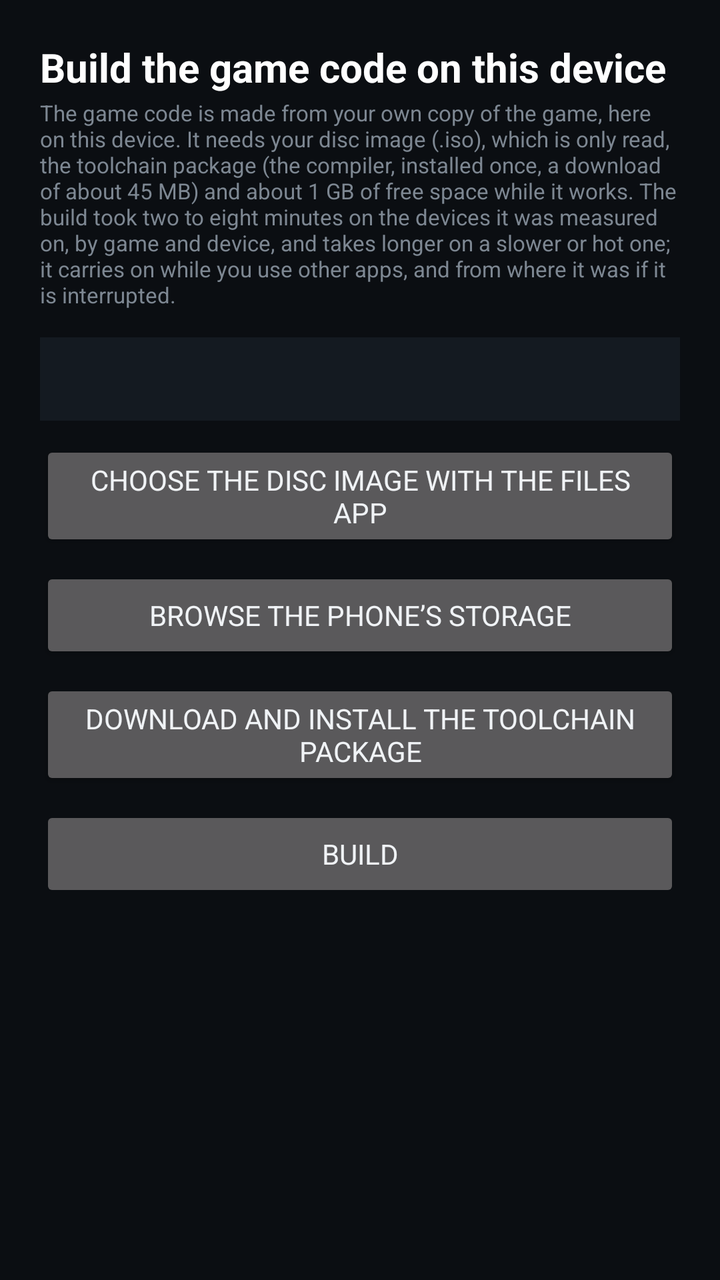
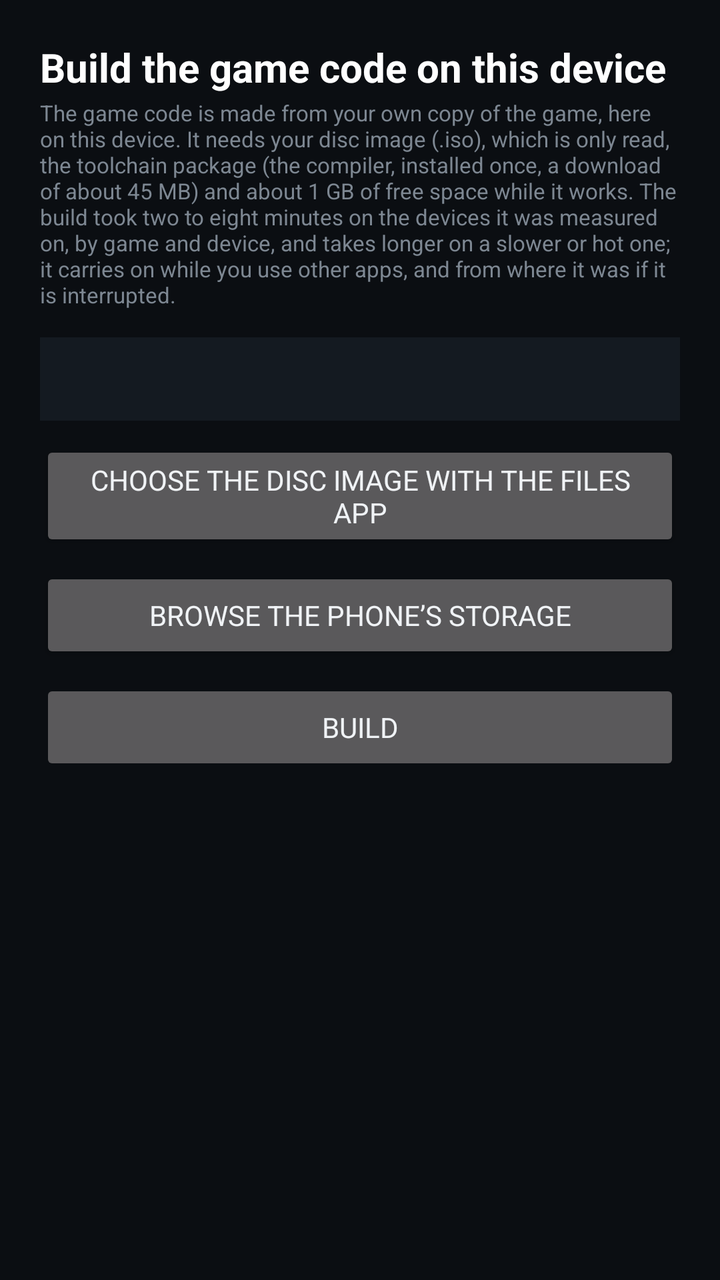

Screens rendered from an Android XML layout before and after an edit, with the pre-edit source and the edit as a unified diff.
<!-- AndroidManifest.xml: application theme Theme.MW2 -->
<!-- res/layout/activity_build.xml -->
<?xml version="1.0" encoding="utf-8"?>
<ScrollView xmlns:android="http://schemas.android.com/apk/res/android"
    android:layout_width="match_parent"
    android:layout_height="match_parent"
    android:fillViewport="true"
    android:background="#0B0E12">

    <LinearLayout
        android:layout_width="match_parent"
        android:layout_height="wrap_content"
        android:orientation="vertical"
        android:padding="20dp">

        <TextView
            android:layout_width="match_parent"
            android:layout_height="wrap_content"
            android:text="@string/build_title"
            android:textColor="#FFFFFF"
            android:textSize="20sp"
            android:textStyle="bold" />

        <TextView
            style="@style/SettingHint"
            android:layout_width="match_parent"
            android:layout_height="wrap_content"
            android:text="@string/build_hint" />

        <TextView
            android:id="@+id/status"
            android:layout_width="match_parent"
            android:layout_height="wrap_content"
            android:layout_marginTop="12dp"
            android:background="#141A21"
            android:padding="12dp"
            android:textColor="#C8D0D8"
            android:textSize="13sp" />

        <Button
            android:id="@+id/pick"
            android:layout_width="match_parent"
            android:layout_height="wrap_content"
            android:layout_marginTop="10dp"
            android:text="@string/build_pick_image" />

        <Button
            android:id="@+id/browse"
            android:layout_width="match_parent"
            android:layout_height="wrap_content"
            android:layout_marginTop="8dp"
            android:text="@string/choose_source" />

        <Button
            android:id="@+id/toolchain"
            android:layout_width="match_parent"
            android:layout_height="wrap_content"
            android:layout_marginTop="8dp"
            android:text="@string/build_get_toolchain" />

        <Button
            android:id="@+id/begin"
            android:layout_width="match_parent"
            android:layout_height="wrap_content"
            android:layout_marginTop="8dp"
            android:enabled="false"
            android:text="@string/build_begin" />

        <ProgressBar
            android:id="@+id/progress"
            style="?android:attr/progressBarStyleHorizontal"
            android:layout_width="match_parent"
            android:layout_height="wrap_content"
            android:layout_marginTop="14dp"
            android:visibility="gone" />

        <TextView
            android:id="@+id/progress_text"
            style="@style/SettingHint"
            android:layout_width="match_parent"
            android:layout_height="wrap_content" />

        <TextView
            android:id="@+id/warning"
            android:layout_width="match_parent"
            android:layout_height="wrap_content"
            android:layout_marginTop="10dp"
            android:text="@string/build_keep_charging"
            android:textColor="#F0A040"
            android:textSize="13sp"
            android:visibility="gone" />
    </LinearLayout>
</ScrollView>
<!-- resources referenced by this layout -->
<resources>
  <string name="build_begin">Build</string>
  <string name="build_get_toolchain">Download and install the toolchain package</string>
  <string name="build_hint">The game code is made from your own copy of the game, here on this device. It needs your disc image (.iso), which is only read, the toolchain package (the compiler, installed once, a download of about 45 MB) and about 1 GB of free space while it works. The build took two to eight minutes on the devices it was measured on, by game and device, and takes longer on a slower or hot one; it carries on while you use other apps, and from where it was if it is interrupted.</string>
  <string name="build_keep_charging">Connect the charger: the build uses every core for a long time and drains the battery quickly.</string>
  <string name="build_pick_image">Choose the disc image with the Files app</string>
  <string name="build_title">Build the game code on this device</string>
  <string name="choose_source">Browse the phone\u2019s storage</string>
  <style name="SettingHint">
          <item name="android:paddingTop">2dp</item>
          <item name="android:paddingBottom">2dp</item>
          <item name="android:textColor">#7D8792</item>
          <item name="android:textSize">11sp</item>
      </style>
  <style name="Theme.MW2" parent="Theme.AppCompat.NoActionBar">
          <item name="android:fontFamily">sans-serif</item>
          <item name="android:windowBackground">#0B0E12</item>
          <item name="colorPrimary">#1B2129</item>
          <item name="colorPrimaryDark">#0B0E12</item>
          <item name="colorAccent">#FF7A1A</item>
          <item name="android:textColorPrimary">#F0F3F6</item>
          <item name="android:textColorSecondary">#9AA5B1</item>
      </style>
</resources>

<!-- the commit's change to res/layout/activity_build.xml (unified diff, before → after) -->
@@ -50,13 +50,6 @@
             android:text="@string/choose_source" />
 
         <Button
-            android:id="@+id/toolchain"
-            android:layout_width="match_parent"
-            android:layout_height="wrap_content"
-            android:layout_marginTop="8dp"
-            android:text="@string/build_get_toolchain" />
-
-        <Button
             android:id="@+id/begin"
             android:layout_width="match_parent"
             android:layout_height="wrap_content"
<!-- resource entries referenced after the edit -->
@@ -1,7 +1,6 @@
 <!-- resources referenced by this layout -->
 <resources>
   <string name="build_begin">Build</string>
-  <string name="build_get_toolchain">Download and install the toolchain package</string>
   <string name="build_hint">The game code is made from your own copy of the game, here on this device. It needs your disc image (.iso), which is only read, the toolchain package (the compiler, installed once, a download of about 45 MB) and about 1 GB of free space while it works. The build took two to eight minutes on the devices it was measured on, by game and device, and takes longer on a slower or hot one; it carries on while you use other apps, and from where it was if it is interrupted.</string>
   <string name="build_keep_charging">Connect the charger: the build uses every core for a long time and drains the battery quickly.</string>
   <string name="build_pick_image">Choose the disc image with the Files app</string>
